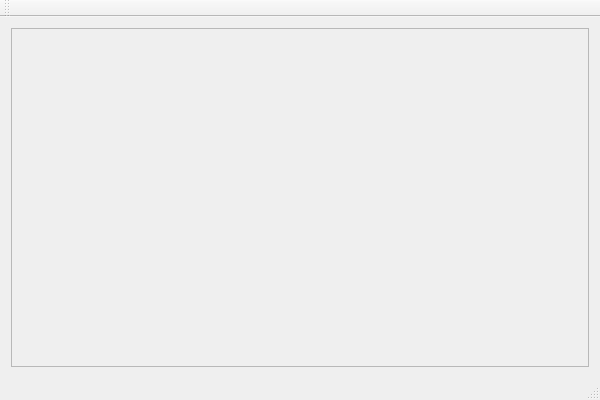
Above: discharger/discharger/discharger/win_main.ui from AdamStalica/discharger before the change. Below: the same form after it.
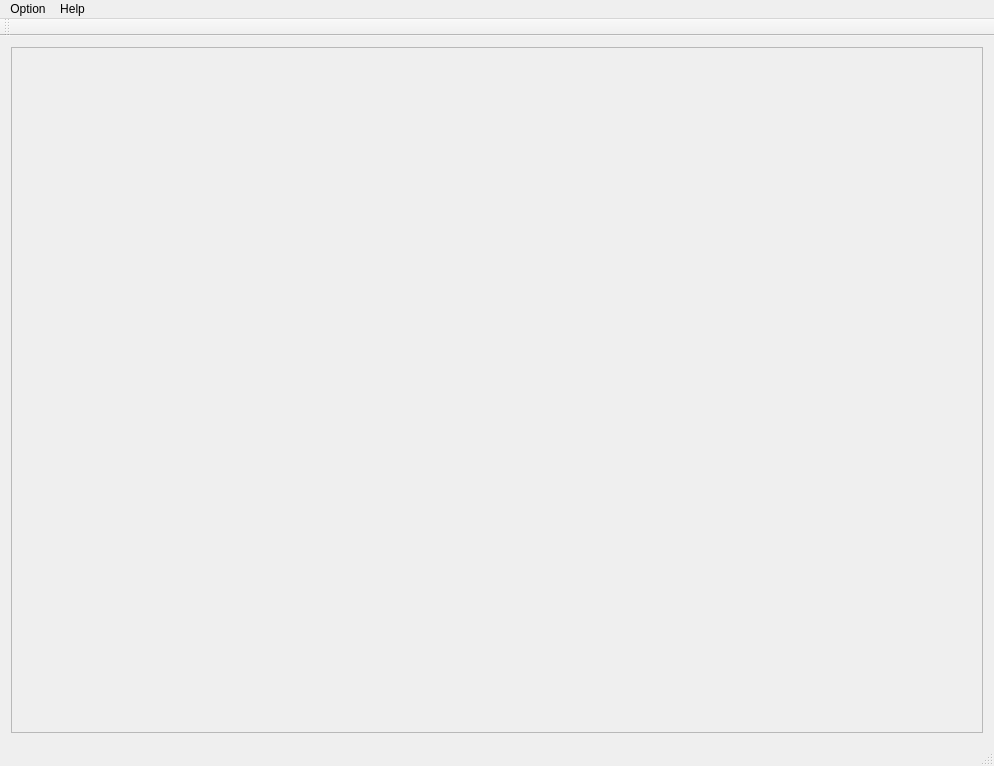
That is the form after the change.

Commit message: WgtLoader & WgtMain & wigets order

The edit to the form file:
```diff
--- a/discharger/discharger/discharger/win_main.ui
+++ b/discharger/discharger/discharger/win_main.ui
@@ -6,37 +6,42 @@
    <rect>
     <x>0</x>
     <y>0</y>
-    <width>600</width>
-    <height>400</height>
+    <width>994</width>
+    <height>766</height>
    </rect>
   </property>
   <property name="windowTitle">
    <string>win_main</string>
   </property>
   <widget class="QWidget" name="centralWidget">
-   <layout class="QVBoxLayout" name="verticalLayout_2">
-    <item>
-     <widget class="QScrollArea" name="scrollArea">
+   <layout class="QGridLayout" name="gridLayout">
+    <item row="0" column="0">
+     <widget class="QScrollArea" name="mainArea">
       <property name="widgetResizable">
        <bool>true</bool>
       </property>
+      <property name="alignment">
+       <set>Qt::AlignCenter</set>
+      </property>
       <widget class="QWidget" name="scrollAreaWidgetContents">
        <property name="geometry">
         <rect>
          <x>0</x>
          <y>0</y>
-         <width>580</width>
-         <height>327</height>
+         <width>974</width>
+         <height>693</height>
         </rect>
        </property>
        <layout class="QVBoxLayout" name="verticalLayout">
-        <item>
-         <layout class="QVBoxLayout" name="layout">
-          <property name="leftMargin">
-           <number>0</number>
-          </property>
-         </layout>
-        </item>
+        <property name="leftMargin">
+         <number>20</number>
+        </property>
+        <property name="topMargin">
+         <number>20</number>
+        </property>
+        <property name="bottomMargin">
+         <number>20</number>
+        </property>
        </layout>
       </widget>
      </widget>
@@ -48,10 +53,22 @@
     <rect>
      <x>0</x>
      <y>0</y>
-     <width>600</width>
+     <width>994</width>
      <height>21</height>
     </rect>
    </property>
+   <widget class="QMenu" name="menuOption">
+    <property name="title">
+     <string>Option</string>
+    </property>
+   </widget>
+   <widget class="QMenu" name="menuHelp">
+    <property name="title">
+     <string>Help</string>
+    </property>
+   </widget>
+   <addaction name="menuOption"/>
+   <addaction name="menuHelp"/>
   </widget>
   <widget class="QToolBar" name="mainToolBar">
    <attribute name="toolBarArea">
```
The commit also changes 23 other files.
